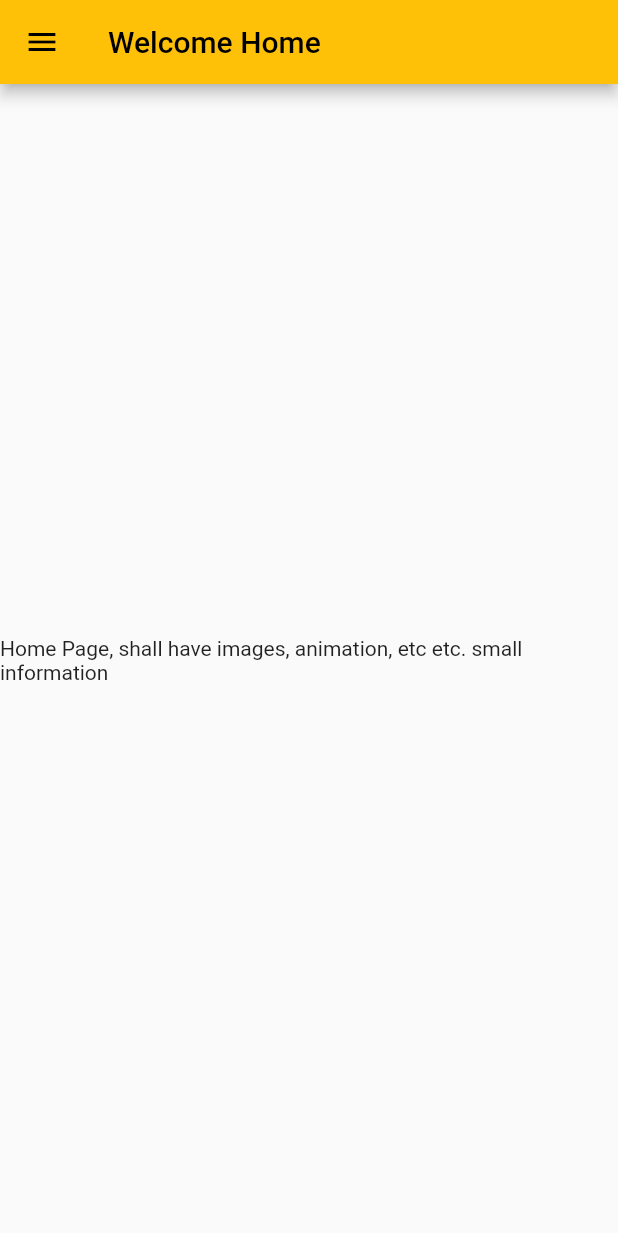
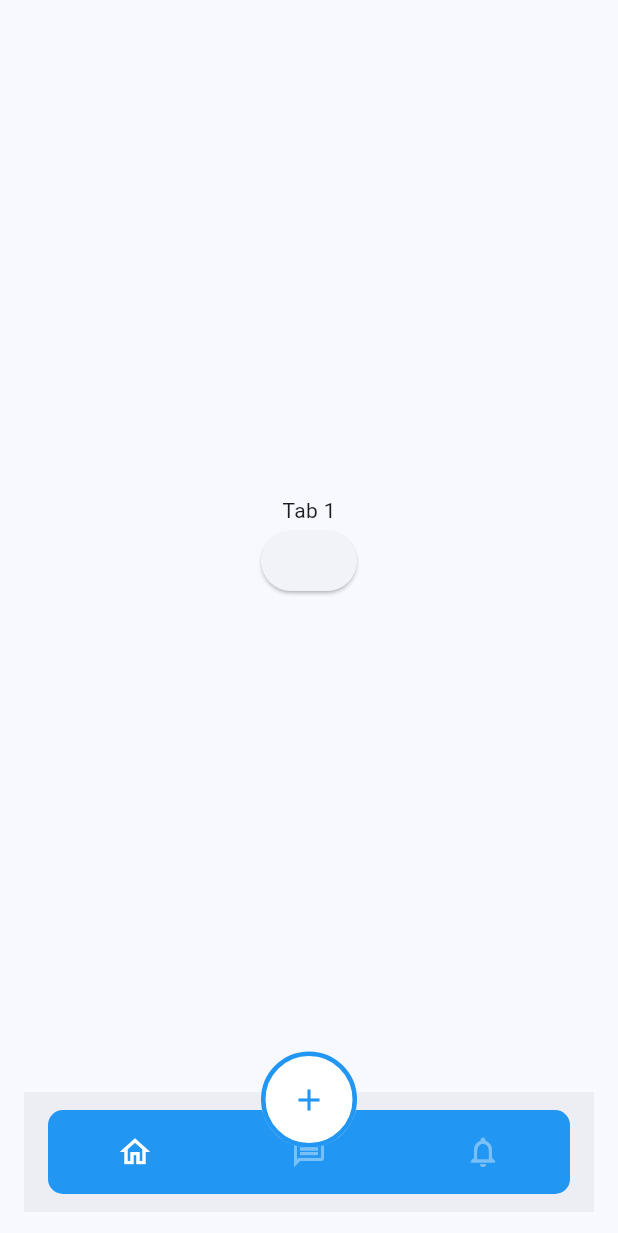
Before and after one commit to 254Bit/School-Application, a Flutter app: the screen it shows after launch, on a phone screen of 412 x 824 dp. Shown: the top 1233 px of the screen. Run offline on Flutter 3.47's test engine with Material 2 defaults, Android fonts, the phone set to English and light mode, and no system bars.

Commit message:
Added bottom navigation bar

```diff
--- /dev/null
+++ b/university_app/lib/bottom_navbar/bottomapp.dart
@@ -0,0 +1,134 @@
+import 'package:flutter/material.dart';
+import 'package:university_app/bottom_navbar/nav_model.dart';
+import 'package:university_app/bottom_navbar/nav_bar.dart';
+
+ class BottomApp extends StatefulWidget {
+  const BottomApp({super.key});
+
+  @override
+  State<BottomApp> createState() => _BottomAppState();
+}
+
+class _BottomAppState extends State<BottomApp> {
+  final homeNavKey = GlobalKey<NavigatorState>();
+  final searchNavKey = GlobalKey<NavigatorState>();
+  int selectedTab = 0;
+  List<NavModel> items = [];
+    @override
+  void initState() {
+    super.initState();
+    items = [
+      NavModel(
+        page: const TabPage(tab: 1),
+        navKey: homeNavKey,
+      ),
+      NavModel(
+        page: const TabPage(tab: 2),
+        navKey: searchNavKey,
+      ),
+    ];
+  }
+
+
+  @override
+  Widget build(BuildContext context) {
+    return WillPopScope(
+      onWillPop: () {
+        if (items[selectedTab].navKey.currentState?.canPop() ?? false) {
+          items[selectedTab].navKey.currentState?.pop();
+          return Future.value(false);
+        } else {
+          return Future.value(true);
+        }
+      },
+      child: Scaffold(
+        body:IndexedStack(
+          index: selectedTab,
+          children: items
+          .map((page) => Navigator(
+            key:page.navKey,
+            onGenerateInitialRoutes: (navigator, initialRoute){
+              return[
+                MaterialPageRoute(builder: (context) => page.page)
+              ];
+            },
+
+            ),
+            )
+            .toList(),
+        ),
+        floatingActionButtonLocation: FloatingActionButtonLocation.centerDocked,
+        floatingActionButton: Container(
+          margin: const EdgeInsets.only(top:10),
+          height:64,
+          width: 64,
+          child: FloatingActionButton(
+          backgroundColor: Colors.white,
+          elevation: 0,
+          onPressed: () => debugPrint('Add Button Pressed'),
+          shape: RoundedRectangleBorder(
+            side: BorderSide(width: 3, color: Colors.blue),
+            borderRadius: BorderRadius.circular(100),
+            ),
+          child: const Icon(
+            Icons.add,color: Colors.blue,
+
+
+          )
+
+          ),
+        ),
+        bottomNavigationBar: NavBar(
+            pageIndex: selectedTab,
+            onTap: (index) {
+              if (index == selectedTab) {
+                items[index]
+                    .navKey
+                    .currentState
+                    ?.popUntil((route) => route.isFirst);
+              } else {
+                setState(() {
+                  selectedTab = index;
+                });
+              }
+            }),
+      ),
+    );
+  }
+  }
+  class TabPage extends StatelessWidget {
+  final int tab;
+  const TabPage({Key? key, required this.tab}) : super(key: key);
+
+  @override
+  Widget build(BuildContext context) {
+    return Scaffold(
+        body: Center(
+      child: Column(mainAxisAlignment: MainAxisAlignment.center, children: [
+        Text('Tab $tab'),
+        ElevatedButton(
+          onPressed: () {
+            Navigator.of(context).push(
+              MaterialPageRoute(
+                builder: (context) => Page(tab: tab),
+              ),
+            );
+          },
+          child: const Text(''),
+        )
+      ]),
+    ));
+  }
+}
+
+class Page extends StatelessWidget {
+  final int tab;
+  const Page({super.key, required this.tab});
+
+  @override
+  Widget build(BuildContext context) {
+    return Scaffold(
+      body: Center(child: Text('Tab $tab')),
+    );
+  }
+}
--- /dev/null
+++ b/university_app/lib/bottom_navbar/nav_bar.dart
@@ -0,0 +1,53 @@
+import 'package:flutter/material.dart';
+import 'package:university_app/bottom_navbar/nav_model.dart';
+import 'package:university_app/home_screen.dart';
+
+
+class NavBar extends StatelessWidget {
+  final int pageIndex;
+  final Function(int) onTap;
+
+  const NavBar({
+    super.key,
+    required this.pageIndex,
+    required this.onTap,
+  });
+
+  @override
+  Widget build(BuildContext context) {
+    return Container(
+        margin: const EdgeInsets.only(left: 16, right: 16, bottom: 16),
+        child: BottomAppBar(
+            elevation: 0.0,
+            child: ClipRRect(
+                borderRadius: BorderRadius.circular(10),
+                child: Container(
+                    height: 50,
+                    color: Colors.blue,
+                    child: Row(
+                      children: [
+                        navItem(
+                          Icons.home_outlined,
+                          pageIndex == 0,
+                          onTap: () => onTap(1),
+                        ),
+                        navItem(Icons.message_outlined, pageIndex == 1,
+                            onTap: () => onTap(2)),
+                        navItem(
+                            Icons.notifications_none_outlined, pageIndex == 2,
+                            onTap: () => onTap(3)),
+                      ],
+                    )))));
+  }
+
+  Widget navItem(IconData icon, bool select, {Function()? onTap}) {
+    return Expanded(
+      child: InkWell(
+          onTap: onTap,
+          child: Icon(
+            icon,
+            color: select ? Colors.white : Colors.white.withOpacity(0.4),
+          )),
+    );
+  }
+}
--- /dev/null
+++ b/university_app/lib/bottom_navbar/nav_model.dart
@@ -0,0 +1,11 @@
+import 'package:flutter/material.dart';
+import 'package:university_app/home_screen.dart';
+
+//import 'package:university_app/home_screen.dart';
+
+class NavModel {
+  final Widget page;
+  final GlobalKey<NavigatorState> navKey;
+
+  NavModel({required this.page, required this.navKey});
+}
--- a/university_app/lib/home_screen.dart
+++ b/university_app/lib/home_screen.dart
@@ -2,6 +2,9 @@ import 'package:flutter/material.dart';
 import 'package:university_app/screens/library.dart';
 import 'package:university_app/side_menu.dart';
 import 'package:university_app/screens/about.dart';
+import 'package:university_app/bottom_navbar/nav_model.dart';
+import 'package:university_app/bottom_navbar/nav_bar.dart';
+//import 'package: university_app/bottom_navbar/bottomapp.dart';
 
 class HomeScreen extends StatefulWidget {
   const HomeScreen({super.key});
@@ -11,7 +14,10 @@ class HomeScreen extends StatefulWidget {
 }
 
 class _HomeScreenState extends State<HomeScreen> {
-  var currentPage = DrawerSections.dashboard;
+
+
+  var currentPage = DrawerSections;
+
   @override
   Widget build(BuildContext context) {
     var container;
@@ -21,23 +27,29 @@ class _HomeScreenState extends State<HomeScreen> {
       container = const About();
     }
     // } else if {
-    //   currentPage == DrawerSections.library;
+    //   currentPage == DrawerSections.settings;
     // }
     return Scaffold(
       appBar: AppBar(
-        backgroundColor: Colors.amber,
-        title: const Text('Welcome Home'),
+        backgroundColor: Color.fromARGB(255, 40, 7, 226),
+        title: const Text("The People's University",
+            style: TextStyle(
+                color: Colors.white,
+                fontSize: 20.0,
+                fontWeight: FontWeight.bold,
+                letterSpacing: 2.0)),
       ),
-      body:
-      Container(
-          child: const Center(
-        child: Text('Home Page, shall have images, animation, etc etc. small information'),
+      body: Container(
+        child: const Padding(
+          padding: EdgeInsets.all(8.0),
+          child: Center(
+            child: Text(
+                'Home Page, shall have images, animation, etc etc. pieces of information'),
           ),
         ),
-
+      ),
       drawer: Drawer(
         child: SingleChildScrollView(
-          child: Container(
           child: Column(
             children: [
               const MyHeaderDrawer(),
@@ -46,13 +58,12 @@ class _HomeScreenState extends State<HomeScreen> {
           ),
         ),
       ),
-      ),
     );
   }
 
   Widget myDrawerList() {
     return Container(
-      padding: EdgeInsets.only(
+      padding: const EdgeInsets.only(
         top: 15,
       ),
       child: Column(
@@ -90,12 +101,12 @@ class _HomeScreenState extends State<HomeScreen> {
           });
         },
         child: Padding(
-          padding: EdgeInsets.all(15.0),
+          padding: EdgeInsets.all(10.0),
           child: Row(
             children: [
-              const Expanded(
+              Expanded(
                 child: Icon(
-                  Icons.abc,
+                  icon,
                   //size: 20,
                   color: Colors.black,
                 ),
@@ -114,6 +125,7 @@ class _HomeScreenState extends State<HomeScreen> {
   }
 }
 
+// enum is a special kind of class.
 enum DrawerSections {
   dashboard,
   library,
--- a/university_app/lib/main.dart
+++ b/university_app/lib/main.dart
@@ -1,4 +1,5 @@
 import 'package:flutter/material.dart';
+//import 'package:university_app/botton_navbar/nav_model.dart';
 //import 'package:university_app/side_menu.dart';
 import 'package:university_app/home_screen.dart';
 import 'package:university_app/screens/log_in.dart';
@@ -8,6 +9,7 @@ import 'package:university_app/splash_screen.dart';
 import 'package:university_app/trial_side_bar.dart';
 //import 'package:university_app/screens/home.dart';
 import 'package:university_app/splash_screen.dart';
+import 'package:university_app/bottom_navbar/bottomapp.dart';
 
 void main() {
   runApp(
@@ -23,10 +25,19 @@ class MyApp extends StatelessWidget {
     return MaterialApp(
       title: 'My App',
       theme: ThemeData(
-        primarySwatch: Colors.amber,
-        visualDensity: VisualDensity.adaptivePlatformDensity,
+       useMaterial3: true,
+       colorScheme: ColorScheme.fromSeed(
+        seedColor: Color.fromARGB(255, 1, 18, 35),),
+
+        textTheme: const TextTheme(
+          displayLarge: TextStyle(
+            fontSize: 72, fontWeight:FontWeight.bold,
+            color: Colors.white,
+          ),
+        )
+       // visualDensity: VisualDensity.adaptivePlatformDensity,
       ),
-      home: SplashScreen(),
+      home: const BottomApp(),
       //drawer: const SideBar(),
 
       debugShowCheckedModeBanner: false,
--- a/university_app/lib/screens/about.dart
+++ b/university_app/lib/screens/about.dart
@@ -13,8 +13,8 @@ class _AboutState extends State<About> {
   @override
   Widget build(BuildContext context) {
     return Container(
-      child: const Center(child:
-       Text('Universtiy of The People'),
+      child: Center(child:
+       Text("The People's University"),
       ),
     );
   }
--- a/university_app/lib/screens/log_in.dart
+++ b/university_app/lib/screens/log_in.dart
@@ -2,6 +2,7 @@
 //Container, Align, Padding, Text, TextField, Center, Column, Row, TextAlign, Scaffold, Icon, Button, Image, Card, Navigator
 
 import 'package:flutter/material.dart';
+import 'package:university_app/home_screen.dart';
 import 'package:university_app/screens/register.dart';
 
 class LogIn extends StatefulWidget {
@@ -69,8 +70,9 @@ class _LogInState extends State<LogIn> {
               ),
               onPressed: () {
                 Navigator.of(context).push(MaterialPageRoute(
-                  builder: (context) => Register(),
-                ));
+                  builder: (context) => const HomeScreen(),
+                )
+                );
                 ScaffoldMessenger.of(context).showSnackBar(
                   const SnackBar(
                     content: Text('Login Successful'),
```
Also changed, not shown: university_app/lib/screens/library.dart (+44 -43 lines), university_app/lib/screens/register.dart (+4 -4 lines), university_app/lib/side_menu.dart (+15 -37 lines), university_app/lib/splash_screen.dart (+23 -17 lines), university_app/pubspec.yaml (+5 -5 lines), 1 other file. Lines whose indentation alone changed are shown as unchanged.
